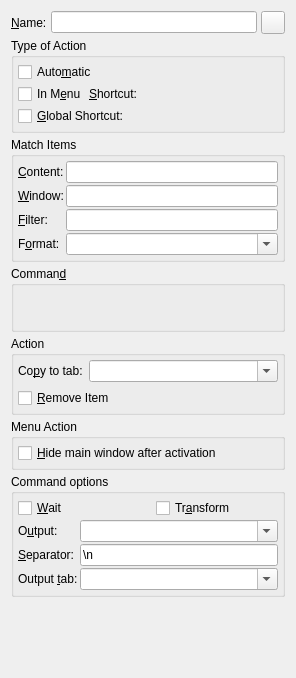
Above: src/ui/commandwidget.ui from hluk/CopyQ before the change. Below: the same form after it.
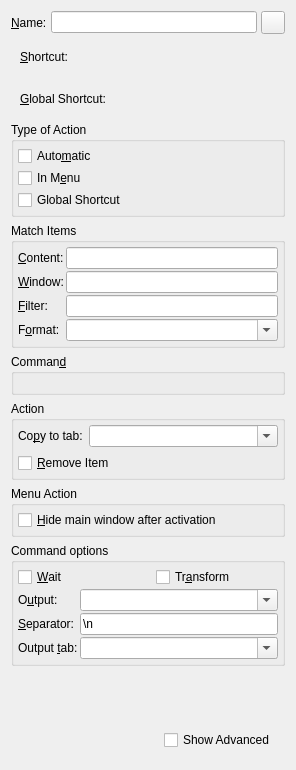
That is the form after the change. Custom widgets are drawn as their Qt base class.

Commit message: Hide advanced command setting by default

Patch:
```diff
--- a/src/ui/commandwidget.ui
+++ b/src/ui/commandwidget.ui
@@ -7,7 +7,7 @@
     <x>0</x>
     <y>0</y>
     <width>296</width>
-    <height>678</height>
+    <height>770</height>
    </rect>
   </property>
   <property name="focusPolicy">
@@ -48,6 +48,101 @@
     </layout>
    </item>
    <item>
+    <widget class="QWidget" name="widgetMenuShortcut" native="true">
+     <layout class="QHBoxLayout" name="horizontalLayout_4">
+      <item>
+       <widget class="QLabel" name="labelShortcut">
+        <property name="sizePolicy">
+         <sizepolicy hsizetype="Maximum" vsizetype="Preferred">
+          <horstretch>0</horstretch>
+          <verstretch>0</verstretch>
+         </sizepolicy>
+        </property>
+        <property name="text">
+         <string>&amp;Shortcut:</string>
+        </property>
+        <property name="buddy">
+         <cstring>shortcutButton</cstring>
+        </property>
+       </widget>
+      </item>
+      <item>
+       <widget class="ShortcutButton" name="shortcutButton" native="true">
+        <property name="focusPolicy">
+         <enum>Qt::WheelFocus</enum>
+        </property>
+       </widget>
+      </item>
+      <item>
+       <spacer name="horizontalSpacer">
+        <property name="orientation">
+         <enum>Qt::Horizontal</enum>
+        </property>
+        <property name="sizeHint" stdset="0">
+         <size>
+          <width>40</width>
+          <height>20</height>
+         </size>
+        </property>
+       </spacer>
+      </item>
+     </layout>
+     <zorder>shortcutButton</zorder>
+     <zorder>labelShortcut</zorder>
+    </widget>
+   </item>
+   <item>
+    <widget class="QWidget" name="widgetGlobalShortcut" native="true">
+     <layout class="QHBoxLayout" name="horizontalLayout_3">
+      <item>
+       <widget class="QLabel" name="label">
+        <property name="text">
+         <string>&amp;Global Shortcut:</string>
+        </property>
+        <property name="buddy">
+         <cstring>shortcutButtonGlobalShortcut</cstring>
+        </property>
+       </widget>
+      </item>
+      <item>
+       <widget class="ShortcutButton" name="shortcutButtonGlobalShortcut" native="true">
+        <property name="focusPolicy">
+         <enum>Qt::WheelFocus</enum>
+        </property>
+       </widget>
+      </item>
+      <item>
+       <spacer name="horizontalSpacer_2">
+        <property name="orientation">
+         <enum>Qt::Horizontal</enum>
+        </property>
+        <property name="sizeHint" stdset="0">
+         <size>
+          <width>40</width>
+          <height>20</height>
+         </size>
+        </property>
+       </spacer>
+      </item>
+     </layout>
+    </widget>
+   </item>
+   <item>
+    <widget class="QWidget" name="widgetAdvanced" native="true">
+     <layout class="QVBoxLayout" name="verticalLayout_8">
+      <property name="leftMargin">
+       <number>0</number>
+      </property>
+      <property name="topMargin">
+       <number>0</number>
+      </property>
+      <property name="rightMargin">
+       <number>0</number>
+      </property>
+      <property name="bottomMargin">
+       <number>0</number>
+      </property>
+      <item>
     <widget class="QGroupBox" name="groupBox_2">
      <property name="title">
       <string>Type of Action</string>
@@ -79,8 +174,6 @@
        </widget>
       </item>
       <item>
-       <layout class="QHBoxLayout" name="horizontalLayout_5">
-        <item>
          <widget class="QCheckBox" name="checkBoxInMenu">
           <property name="toolTip">
            <string>Show command in context menu of matching items</string>
@@ -91,76 +184,11 @@
          </widget>
         </item>
         <item>
-         <widget class="QLabel" name="labelShortcut">
-          <property name="sizePolicy">
-           <sizepolicy hsizetype="Maximum" vsizetype="Preferred">
-            <horstretch>0</horstretch>
-            <verstretch>0</verstretch>
-           </sizepolicy>
-          </property>
-          <property name="text">
-           <string>&amp;Shortcut:</string>
-          </property>
-          <property name="buddy">
-           <cstring>shortcutButton</cstring>
-          </property>
-         </widget>
-        </item>
-        <item>
-         <widget class="ShortcutButton" name="shortcutButton" native="true">
-          <property name="focusPolicy">
-           <enum>Qt::WheelFocus</enum>
-          </property>
-         </widget>
-        </item>
-        <item>
-         <spacer name="horizontalSpacer_2">
-          <property name="orientation">
-           <enum>Qt::Horizontal</enum>
-          </property>
-          <property name="sizeHint" stdset="0">
-           <size>
-            <width>40</width>
-            <height>20</height>
-           </size>
-          </property>
-         </spacer>
-        </item>
-       </layout>
-      </item>
-      <item>
-       <layout class="QHBoxLayout" name="horizontalLayout_4">
-        <item>
          <widget class="QCheckBox" name="checkBoxGlobalShortcut">
           <property name="text">
-           <string>&amp;Global Shortcut:</string>
-          </property>
-         </widget>
-        </item>
-        <item>
-         <widget class="ShortcutButton" name="shortcutButtonGlobalShortcut" native="true">
-          <property name="enabled">
-           <bool>false</bool>
-          </property>
-          <property name="focusPolicy">
-           <enum>Qt::WheelFocus</enum>
-          </property>
-         </widget>
-        </item>
-        <item>
-         <spacer name="horizontalSpacer">
-          <property name="orientation">
-           <enum>Qt::Horizontal</enum>
-          </property>
-          <property name="sizeHint" stdset="0">
-           <size>
-            <width>40</width>
-            <height>20</height>
-           </size>
-          </property>
-         </spacer>
-        </item>
-       </layout>
+            <string>Global Shortcut</string>
+           </property>
+          </widget>
       </item>
      </layout>
     </widget>
@@ -516,6 +544,9 @@
      </layout>
     </widget>
    </item>
+     </layout>
+    </widget>
+   </item>
    <item>
     <widget class="QWidget" name="widgetSpacer" native="true">
      <property name="sizePolicy">
@@ -526,6 +557,32 @@
      </property>
     </widget>
    </item>
+   <item>
+    <widget class="QWidget" name="widget" native="true">
+     <layout class="QHBoxLayout" name="horizontalLayout_5">
+      <item>
+       <spacer name="horizontalSpacer_3">
+        <property name="orientation">
+         <enum>Qt::Horizontal</enum>
+        </property>
+        <property name="sizeHint" stdset="0">
+         <size>
+          <width>134</width>
+          <height>20</height>
+         </size>
+        </property>
+       </spacer>
+      </item>
+      <item>
+       <widget class="QCheckBox" name="checkBoxShowAdvanced">
+        <property name="text">
+         <string>Show Advanced</string>
+        </property>
+       </widget>
+      </item>
+     </layout>
+    </widget>
+   </item>
   </layout>
  </widget>
  <customwidgets>
```
Left out of the diff: 6 changed lines with no effect on the pictures. Lines whose indentation alone changed are shown as unchanged. The commit also changes 3 other files.
